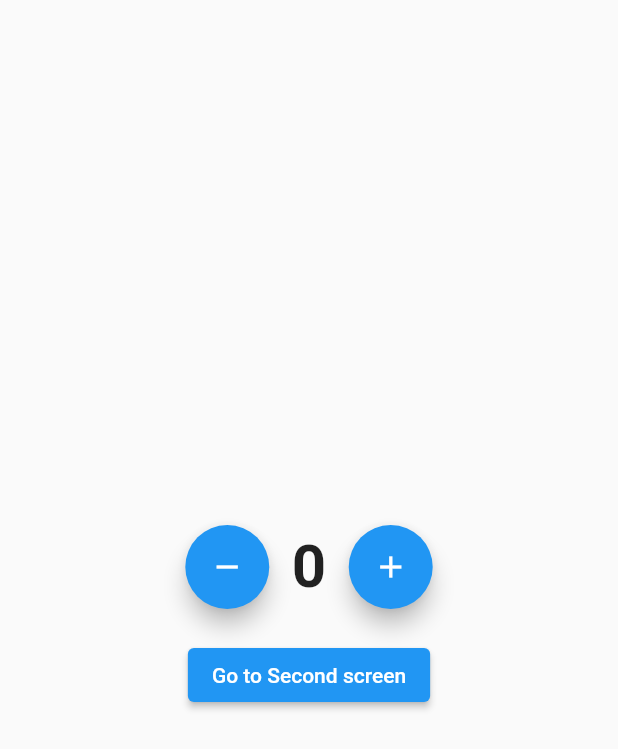
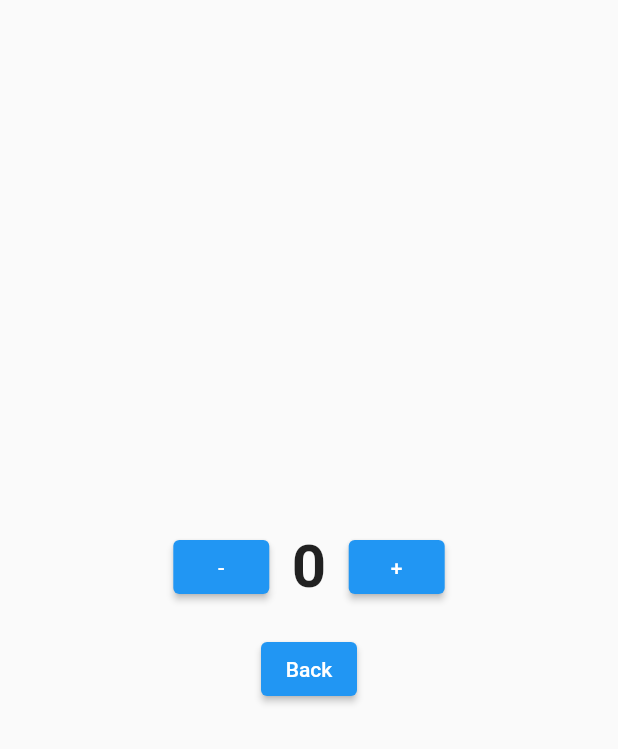
Before and after one commit to kamal614/BLoc_Counter_App, a Flutter app: the screen it shows after launch, after a tap on "Go to Second screen", on a phone screen of 412 x 824 dp. Shown: the top 749 px of the screen. Run offline on Flutter 3.47's test engine with Material 2 defaults, Android fonts, the phone set to English and light mode, and no system bars; our stand-ins replace bloc, equatable, flutter_bloc.

```diff
--- a/lib/main.dart
+++ b/lib/main.dart
@@ -5,9 +5,6 @@ import 'package:flutter_bloc/flutter_bloc.dart';
 import 'presentation/screen/homescreen.dart';
 
 void main() {
-  final CounterState counterState1 = CounterState(counterValue: 1);
-  final CounterState counterState2 = CounterState(counterValue: 1);
-
   runApp(const MyApp());
 }
 
--- a/lib/presentation/screen/homescreen.dart
+++ b/lib/presentation/screen/homescreen.dart
@@ -1,3 +1,4 @@
+import 'package:bloc_counter/presentation/screen/secondscreen.dart';
 import 'package:flutter/material.dart';
 import 'package:flutter_bloc/flutter_bloc.dart';
 
@@ -23,12 +24,11 @@ class _MyHomePageState extends State<MyHomePage> {
             Row(
               mainAxisAlignment: MainAxisAlignment.center,
               children: [
-                FloatingActionButton(
+                ElevatedButton(
                   onPressed: () {
                     BlocProvider.of<CounterCubit>(context).decrement();
                   },
-                  tooltip: "Decrement",
-                  child: const Icon(Icons.remove),
+                  child: const Text("-"),
                 ),
                 const SizedBox(width: 15),
                 BlocConsumer<CounterCubit, CounterState>(
@@ -52,18 +52,23 @@ class _MyHomePageState extends State<MyHomePage> {
                   },
                 ),
                 const SizedBox(width: 15),
-                FloatingActionButton(
-                  onPressed: () {
-                    BlocProvider.of<CounterCubit>(context).increment();
-                  },
-                  tooltip: "Increment",
-                  child: const Icon(Icons.add),
-                ),
+                ElevatedButton(
+                    onPressed: () {
+                      BlocProvider.of<CounterCubit>(context).increment();
+                    },
+                    child: const Text("+"))
               ],
             ),
             const SizedBox(height: 20),
             ElevatedButton(
-                onPressed: () {}, child: const Text("Go to Second screen"))
+                onPressed: () {
+                  Navigator.of(context).push(MaterialPageRoute(
+                      builder: (_) => BlocProvider.value(
+                            value: BlocProvider.of<CounterCubit>(context),
+                            child: const SeconScreen(),
+                          )));
+                },
+                child: const Text("Go to Second screen"))
           ],
         ),
       ),
--- a/lib/presentation/screen/secondscreen.dart
+++ b/lib/presentation/screen/secondscreen.dart
@@ -1,3 +1,4 @@
+import 'package:bloc_counter/presentation/screen/secondscreen.dart';
 import 'package:flutter/material.dart';
 import 'package:flutter_bloc/flutter_bloc.dart';
 
@@ -5,27 +6,29 @@ import '../../logic/cubit/counter_cubit.dart';
 
 // import '../cubit/counter_cubit.dart';
 
-class MyHomePage extends StatefulWidget {
-  const MyHomePage({super.key});
+class SeconScreen extends StatefulWidget {
+  const SeconScreen({super.key});
 
   @override
-  State<MyHomePage> createState() => _MyHomePageState();
+  State<SeconScreen> createState() => _SeconScreenState();
 }
 
-class _MyHomePageState extends State<MyHomePage> {
+class _SeconScreenState extends State<SeconScreen> {
   @override
   Widget build(BuildContext context) {
     return Scaffold(
       body: Center(
-        child: Row(
+        child: Column(
           mainAxisAlignment: MainAxisAlignment.center,
           children: [
-            FloatingActionButton(
+            Row(
+              mainAxisAlignment: MainAxisAlignment.center,
+              children: [
+                ElevatedButton(
                   onPressed: () {
                     BlocProvider.of<CounterCubit>(context).decrement();
                   },
-              tooltip: "Decrement",
-              child: const Icon(Icons.remove),
+                  child: const Text("-"),
                 ),
                 const SizedBox(width: 15),
                 BlocConsumer<CounterCubit, CounterState>(
@@ -49,13 +52,19 @@ class _MyHomePageState extends State<MyHomePage> {
                   },
                 ),
                 const SizedBox(width: 15),
-            FloatingActionButton(
+                ElevatedButton(
                     onPressed: () {
                       BlocProvider.of<CounterCubit>(context).increment();
                     },
-              tooltip: "Increment",
-              child: const Icon(Icons.add),
+                    child: const Text("+"))
+              ],
             ),
+            const SizedBox(height: 20),
+            ElevatedButton(
+                onPressed: () {
+                  Navigator.pop(context);
+                },
+                child: const Text("Back"))
           ],
         ),
       ),
```
Lines whose indentation alone changed are shown as unchanged.
